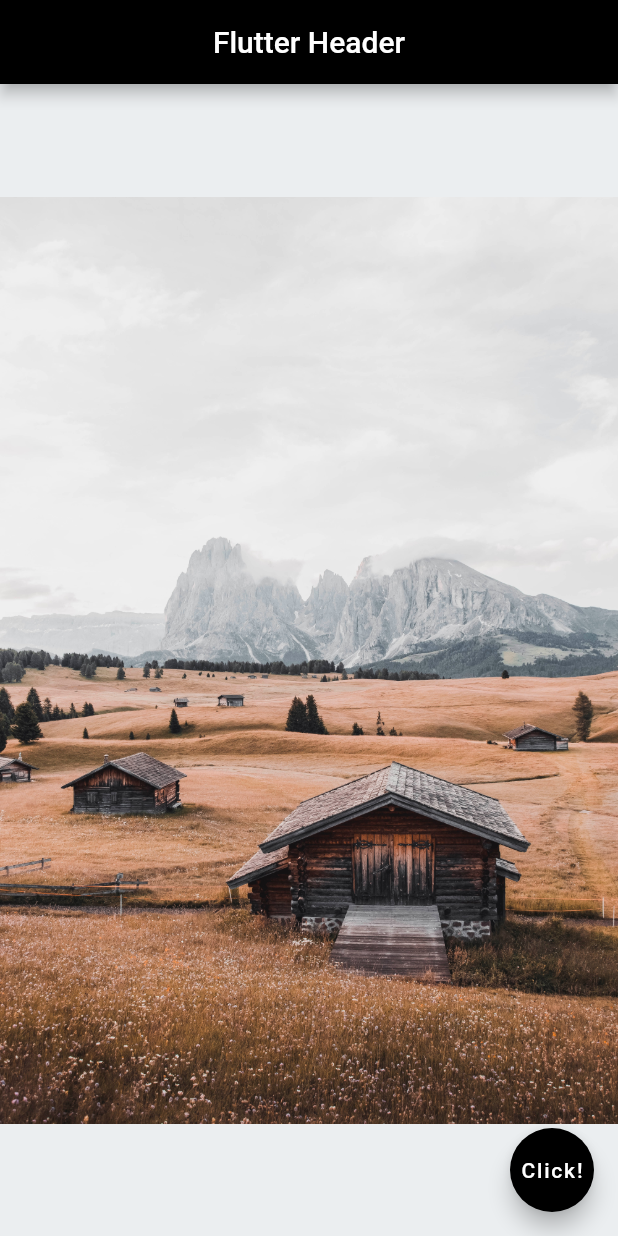
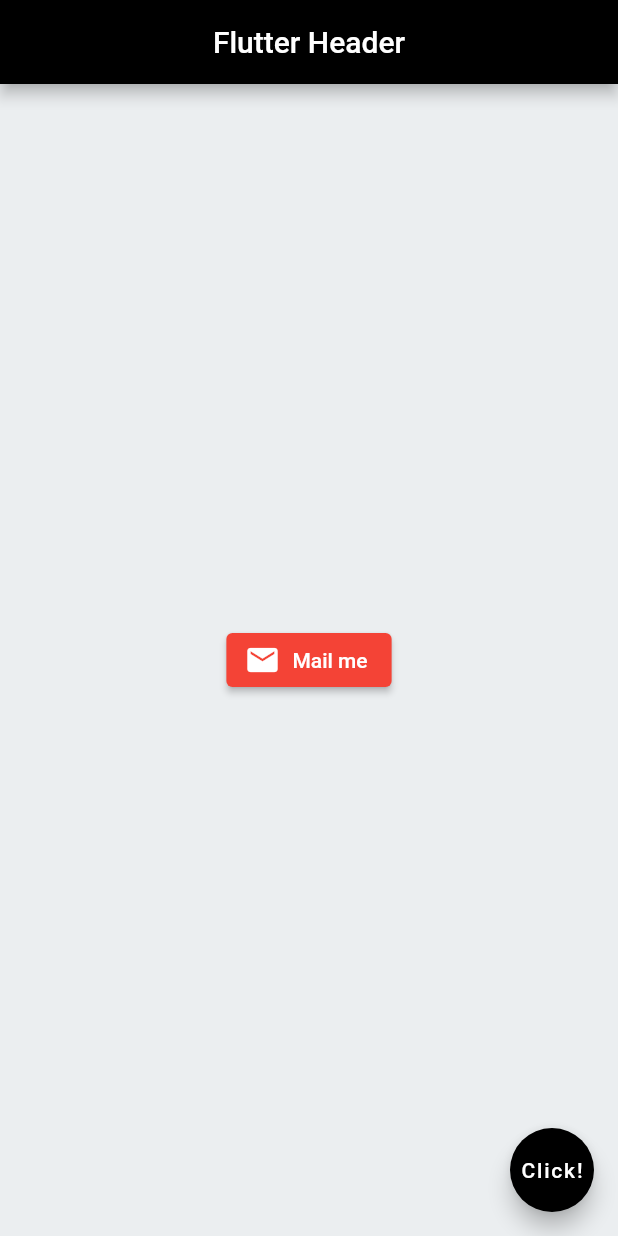
Before and after one commit to Dushani-Ranasinghe/my_first_flutter_app, a Flutter app: the screen it shows after launch, on a phone screen of 412 x 824 dp. Run offline on Flutter 3.47's test engine with Material 2 defaults, Android fonts, the phone set to English and light mode, and no system bars.

Commit message:
Added icon to button

```diff
--- a/lib/main.dart
+++ b/lib/main.dart
@@ -1,15 +1,16 @@
 // ignore_for_file: prefer_const_constructors
+// ignore_for_file: avoid_print
 import 'package:flutter/material.dart';
 
 void main() => runApp(MaterialApp(
       home: Test(),
     ));
 
-class Test extends StatelessWidget{
+class Test extends StatelessWidget {
   const Test({Key? key}) : super(key: key);
   // Test({super.key});
   @override
-  Widget build(BuildContext context){
+  Widget build(BuildContext context) {
     return Scaffold(
       appBar: AppBar(
         backgroundColor: Color.fromARGB(255, 0, 0, 0),
@@ -17,8 +18,14 @@ class Test extends StatelessWidget{
         centerTitle: true,
       ),
       body: Center(
-            child: Image.asset("assets/wallpaper.jpg")
-
+          child: ElevatedButton.icon(
+            onPressed: ()=>{},
+            icon: Icon(
+              Icons.mail
+            ),
+            label: Text("Mail me"),
+            style: ElevatedButton.styleFrom(backgroundColor: Colors.red),
+          )
           ),
       floatingActionButton: FloatingActionButton(
           backgroundColor: Color.fromARGB(255, 0, 0, 0),
```
Lines whose indentation alone changed are shown as unchanged.
